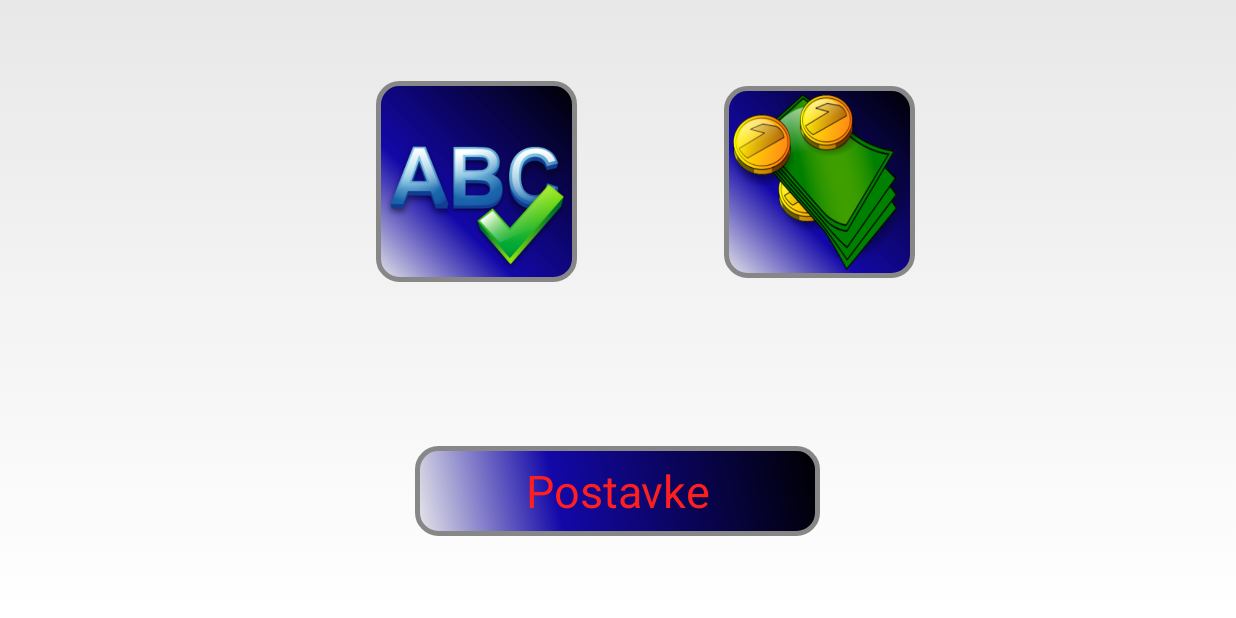
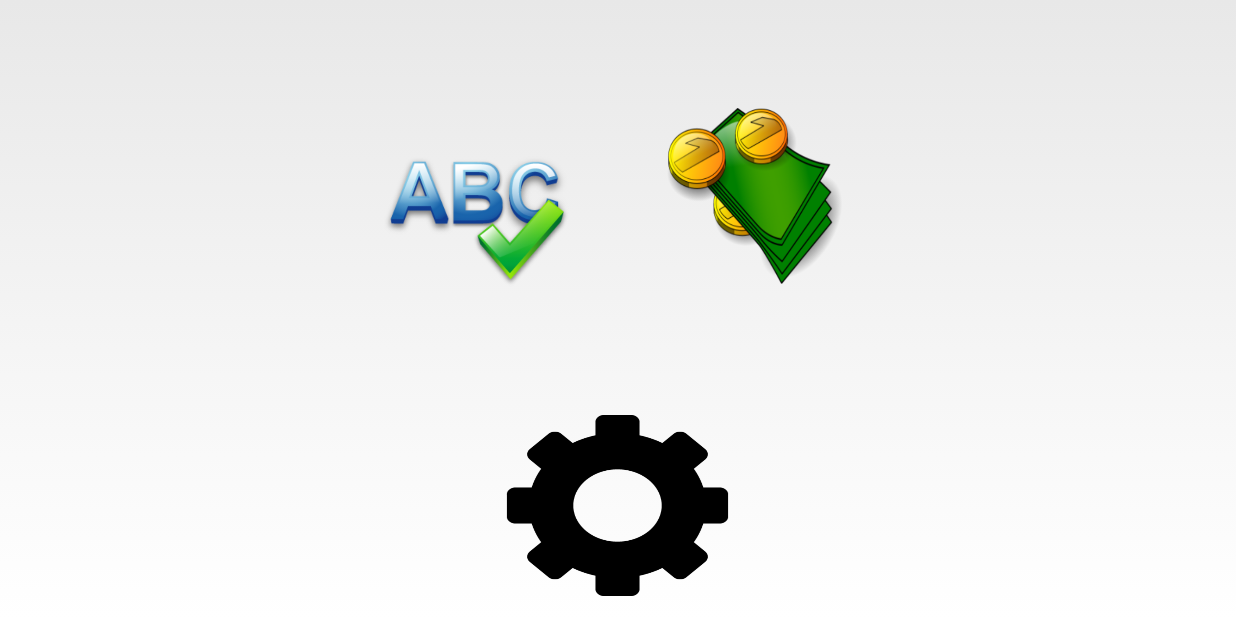
Before and after one commit to boris612/Lumen, an Android app: the screen it shows after launch (MainMenuActivity), on a phone screen of 824 x 412 dp (held sideways). Run offline under Robolectric (Android 15) with nearby library versions, the phone set to English and light mode, and no system bars.

Commit message:
azuriran glavni izbornik

```diff
--- a/app/src/main/java/lumen/zpr/fer/hr/lumen/menus/MainMenuActivity.java
+++ b/app/src/main/java/lumen/zpr/fer/hr/lumen/menus/MainMenuActivity.java
@@ -44,7 +44,7 @@ public class MainMenuActivity extends Activity {
         });
 
 
-        Button openSettings = findViewById(R.id.Postavke);
+        ImageButton openSettings = findViewById(R.id.Postavke);
         openSettings.setOnClickListener(new View.OnClickListener() {
             @Override
             public void onClick(View view) {
--- a/app/src/main/res/layout/activity_main_menu.xml
+++ b/app/src/main/res/layout/activity_main_menu.xml
@@ -4,66 +4,56 @@
     xmlns:tools="http://schemas.android.com/tools"
     android:layout_width="match_parent"
     android:layout_height="match_parent"
-    android:orientation="vertical"
     tools:context="lumen.zpr.fer.hr.lumen.menus.MainMenuActivity">
 
     <TableRow
         android:layout_width="match_parent"
         android:layout_height="match_parent"
-        tools:layout_height="match_parent"
-        tools:layout_weight="1">
-
-    </TableRow>
-
-    <TableRow
-        android:layout_width="match_parent"
-        android:layout_height="wrap_content"
-        android:layout_weight="1"
+        android:layout_weight="5"
         android:gravity="center">
 
         <ImageButton
             android:id="@+id/pokreniIgru"
-            android:src="@drawable/spelling"
             android:layout_width="183dp"
             android:layout_height="134dp"
             android:layout_gravity="center"
-            android:background="@drawable/buttonshape"
+            android:adjustViewBounds="true"
+            android:background="@android:color/transparent"
             android:padding="5dp"
+            android:scaleType="fitCenter"
             android:shadowColor="#1C07A8"
             android:shadowDx="0"
             android:shadowDy="0"
             android:shadowRadius="5"
-            android:scaleType="fitCenter"
-            android:adjustViewBounds="true" />
+            android:src="@drawable/spelling" />
 
         <ImageButton
             android:id="@+id/pokreniDruguIgru"
-            android:src="@drawable/money"
             android:layout_width="188dp"
             android:layout_height="128dp"
             android:layout_gravity="center"
-            android:background="@drawable/buttonshape"
+            android:adjustViewBounds="true"
+            android:background="@android:color/transparent"
             android:padding="5dp"
+            android:scaleType="fitCenter"
             android:shadowColor="#1C07A8"
             android:shadowDx="0"
             android:shadowDy="0"
             android:shadowRadius="5"
-            android:scaleType="fitCenter"
-            android:adjustViewBounds="true" />
+            android:src="@drawable/money" />
     </TableRow>
 
     <TableRow
-        android:layout_width="match_parent"
+        android:layout_width="wrap_content"
         android:layout_height="wrap_content"
-        android:layout_weight="1"
+        android:layout_weight="0"
         android:gravity="center">
 
-        <Button
+        <ImageButton
             android:id="@+id/Postavke"
-            android:layout_width="match_parent"
-            android:layout_height="wrap_content"
-            android:background="@drawable/buttonshape"
-            android:text="Postavke"
+            android:layout_width="50dp"
+            android:layout_height="150dp"
+            android:background="@drawable/gear"
             android:textColor="#FF1F1F"
             android:textSize="30sp" />
 
```
